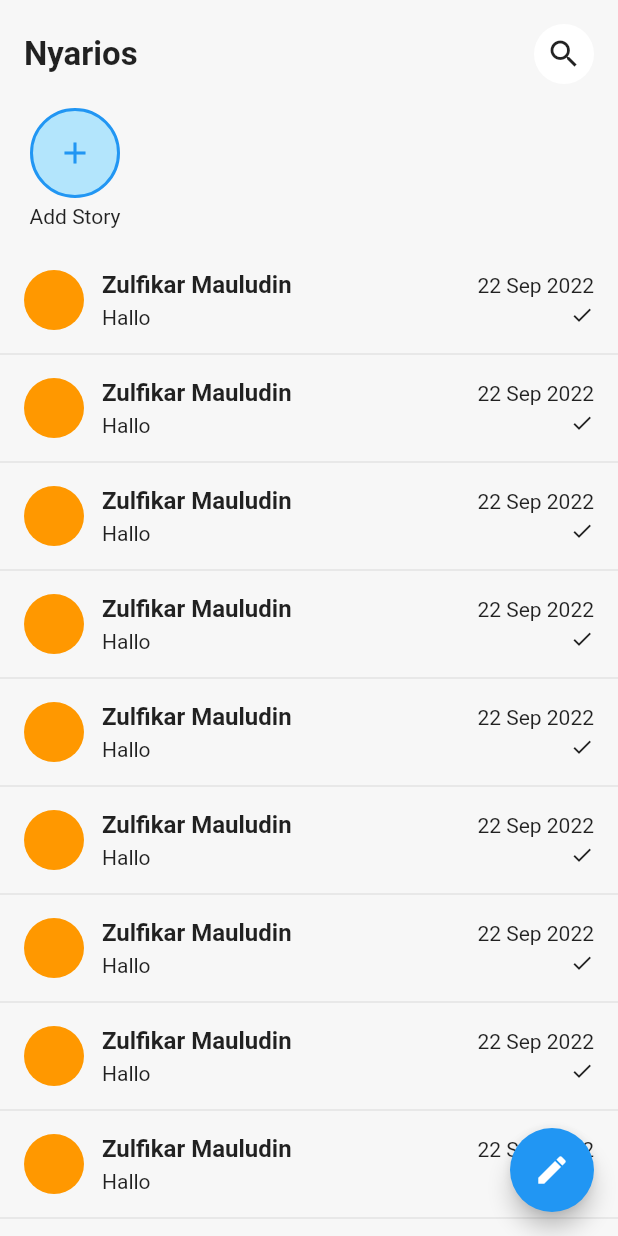
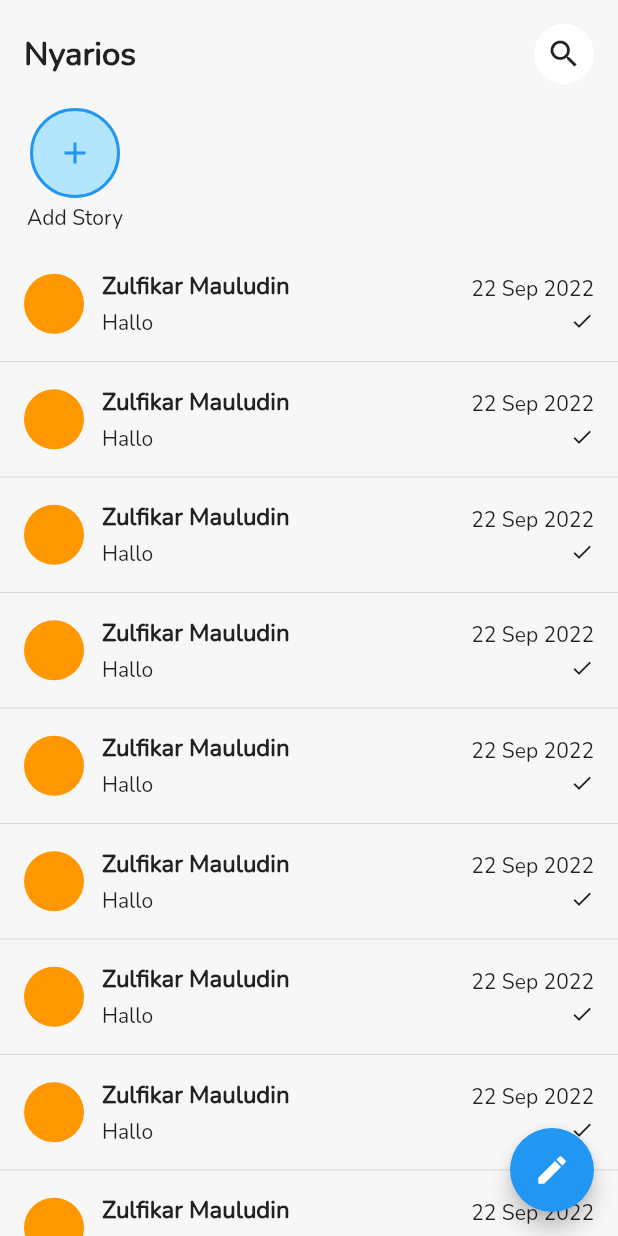
Before and after one commit to zuludin04/nyarios, a Flutter app: the screen it shows after launch, on a phone screen of 412 x 824 dp. Run offline on Flutter 3.47's test engine with Material 2 defaults, Android fonts, the phone set to English and light mode, and no system bars.

Commit message:
change font family

```diff
--- a/lib/main.dart
+++ b/lib/main.dart
@@ -14,6 +14,7 @@ class MyApp extends StatelessWidget {
       title: 'Flutter Demo',
       theme: ThemeData(
         primarySwatch: Colors.blue,
+        fontFamily: 'Nunito',
       ),
       home: const HomeScreen(),
     );
```
Also changed, not shown: pubspec.yaml (+5 -66 lines), fonts/Nunito-Regular.ttf (added).
